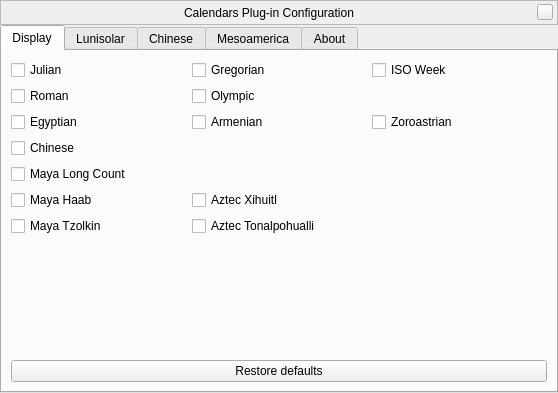
This is plugins/Calendars/src/gui/calendarsDialog.ui in Stellarium/stellarium as Qt 5 draws it before an edit. The edited form follows.
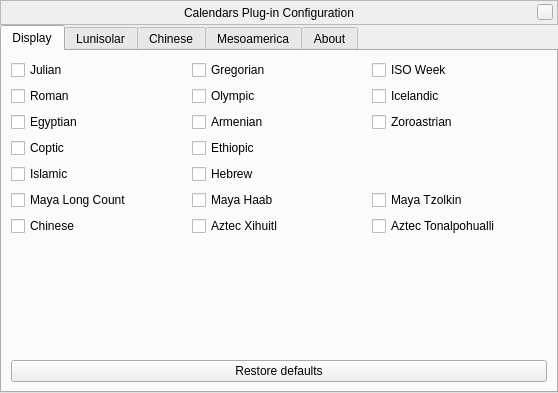
This is the edited form. Custom widgets are drawn as their Qt base class.

The edit to the form file:
```diff
--- a/plugins/Calendars/src/gui/calendarsDialog.ui
+++ b/plugins/Calendars/src/gui/calendarsDialog.ui
@@ -154,20 +154,6 @@
            </property>
           </widget>
          </item>
-         <item row="5" column="0">
-          <widget class="QCheckBox" name="mayaHaabCheckBox">
-           <property name="text">
-            <string>Maya Haab</string>
-           </property>
-          </widget>
-         </item>
-         <item row="4" column="0">
-          <widget class="QCheckBox" name="mayaLCCheckBox">
-           <property name="text">
-            <string>Maya Long Count</string>
-           </property>
-          </widget>
-         </item>
          <item row="0" column="1">
           <widget class="QCheckBox" name="gregorianCheckBox">
            <property name="text">
@@ -175,20 +161,6 @@
            </property>
           </widget>
          </item>
-         <item row="6" column="0">
-          <widget class="QCheckBox" name="mayaTzolkinCheckBox">
-           <property name="text">
-            <string>Maya Tzolkin</string>
-           </property>
-          </widget>
-         </item>
-         <item row="3" column="0">
-          <widget class="QCheckBox" name="chineseCheckBox">
-           <property name="text">
-            <string>Chinese</string>
-           </property>
-          </widget>
-         </item>
          <item row="0" column="2">
           <widget class="QCheckBox" name="isoCheckBox">
            <property name="text">
@@ -196,20 +168,6 @@
            </property>
           </widget>
          </item>
-         <item row="5" column="1">
-          <widget class="QCheckBox" name="aztecXihuitlCheckBox">
-           <property name="text">
-            <string>Aztec Xihuitl</string>
-           </property>
-          </widget>
-         </item>
-         <item row="6" column="1">
-          <widget class="QCheckBox" name="aztecTonalpohualliCheckBox">
-           <property name="text">
-            <string>Aztec Tonalpohualli</string>
-           </property>
-          </widget>
-         </item>
          <item row="2" column="0">
           <widget class="QCheckBox" name="egyptianCheckBox">
            <property name="text">
@@ -245,6 +203,83 @@
            </property>
           </widget>
          </item>
+         <item row="6" column="0">
+          <widget class="QCheckBox" name="chineseCheckBox">
+           <property name="text">
+            <string>Chinese</string>
+           </property>
+          </widget>
+         </item>
+         <item row="3" column="0">
+          <widget class="QCheckBox" name="copticCheckBox">
+           <property name="text">
+            <string>Coptic</string>
+           </property>
+          </widget>
+         </item>
+         <item row="1" column="2">
+          <widget class="QCheckBox" name="icelandicCheckBox">
+           <property name="text">
+            <string>Icelandic</string>
+           </property>
+          </widget>
+         </item>
+         <item row="3" column="1">
+          <widget class="QCheckBox" name="ethiopicCheckBox">
+           <property name="text">
+            <string>Ethiopic</string>
+           </property>
+          </widget>
+         </item>
+         <item row="5" column="0">
+          <widget class="QCheckBox" name="mayaLCCheckBox">
+           <property name="text">
+            <string>Maya Long Count</string>
+           </property>
+          </widget>
+         </item>
+         <item row="6" column="1">
+          <widget class="QCheckBox" name="aztecXihuitlCheckBox">
+           <property name="text">
+            <string>Aztec Xihuitl</string>
+           </property>
+          </widget>
+         </item>
+         <item row="5" column="1">
+          <widget class="QCheckBox" name="mayaHaabCheckBox">
+           <property name="text">
+            <string>Maya Haab</string>
+           </property>
+          </widget>
+         </item>
+         <item row="6" column="2">
+          <widget class="QCheckBox" name="aztecTonalpohualliCheckBox">
+           <property name="text">
+            <string>Aztec Tonalpohualli</string>
+           </property>
+          </widget>
+         </item>
+         <item row="5" column="2">
+          <widget class="QCheckBox" name="mayaTzolkinCheckBox">
+           <property name="text">
+            <string>Maya Tzolkin</string>
+           </property>
+          </widget>
+         </item>
+         <item row="4" column="0">
+          <widget class="QCheckBox" name="islamicCheckBox">
+           <property name="text">
+            <string>Islamic</string>
+           </property>
+          </widget>
+         </item>
+         <item row="4" column="1">
+          <widget class="QCheckBox" name="hebrewCheckBox">
+           <property name="text">
+            <string>Hebrew</string>
+           </property>
+          </widget>
+         </item>
         </layout>
        </item>
        <item>
```
